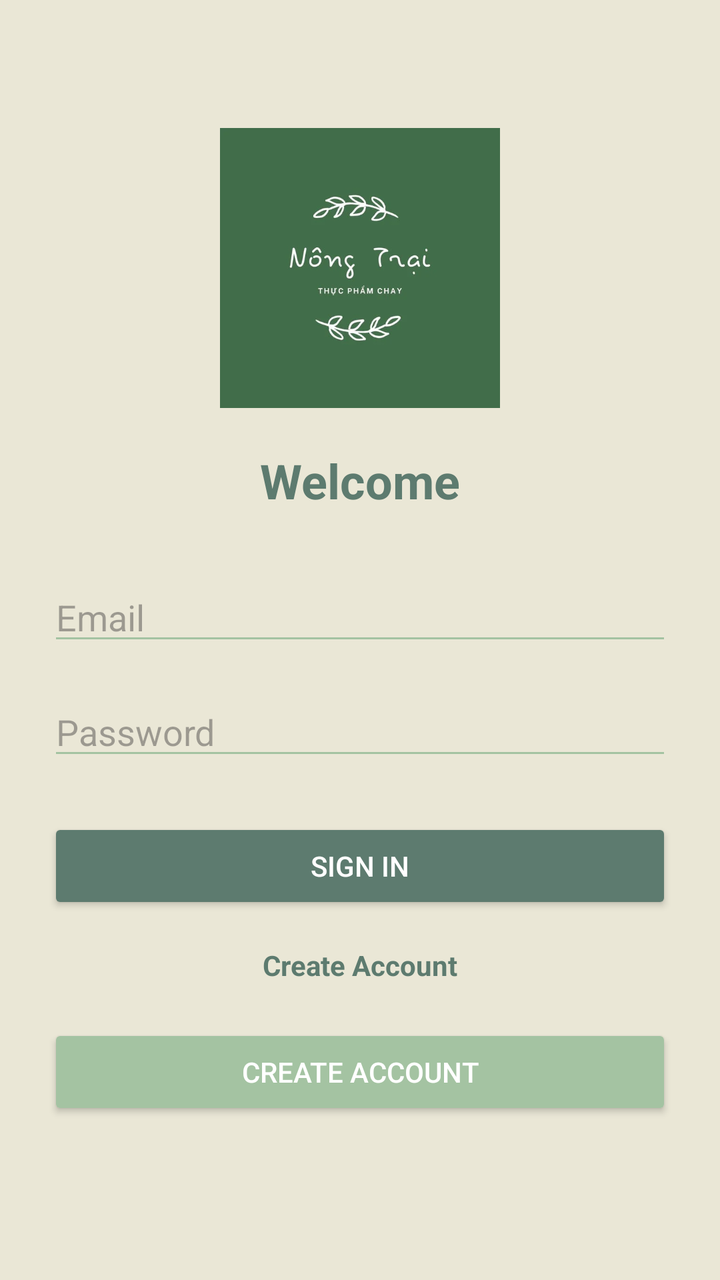
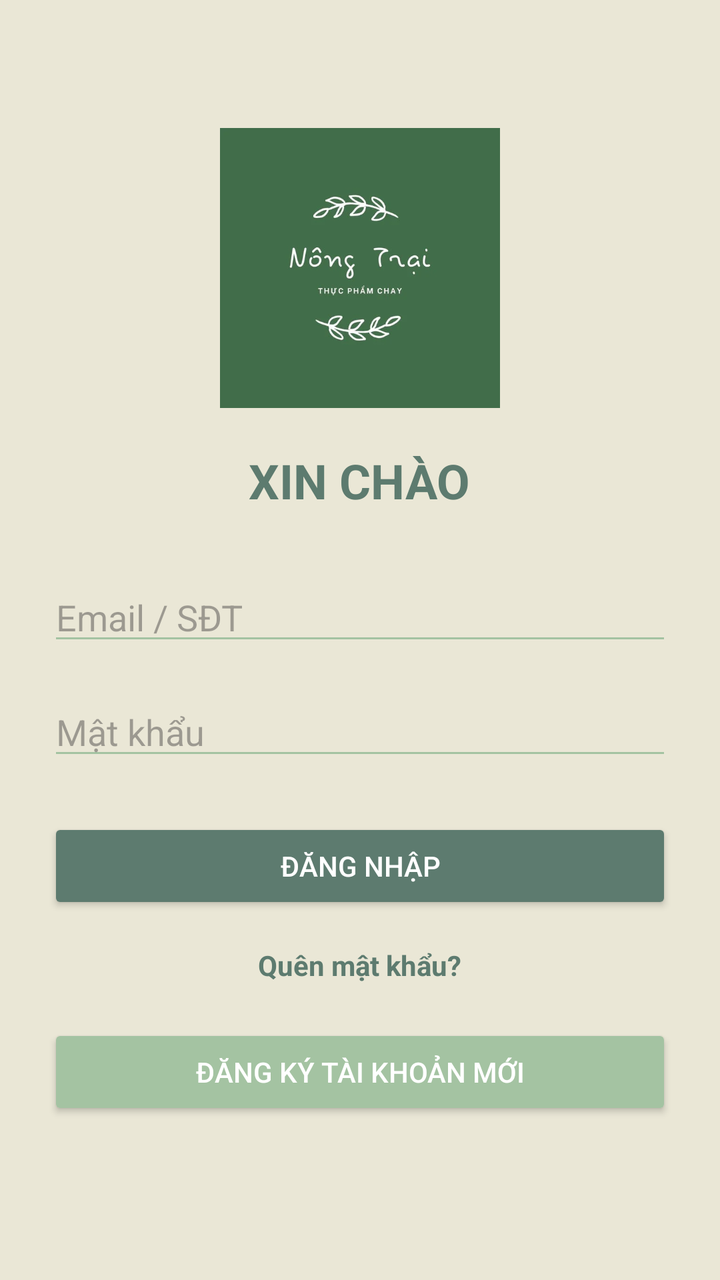

The first picture is an Android layout as it rendered before a commit; the second is the same layout after the commit. The layout source and the unified diff follow.
<!-- AndroidManifest.xml: application theme Theme.Nhap -->
<!-- res/layout/activity_login.xml -->
<?xml version="1.0" encoding="utf-8"?>
<LinearLayout
    xmlns:android="http://schemas.android.com/apk/res/android"
    android:layout_width="match_parent"
    android:layout_height="match_parent"
    android:background="#EAE7D6"
    android:orientation="vertical"
    android:padding="24dp">

    

    
    <ImageView
        android:id="@+id/logo"
        android:layout_width="140dp"
        android:layout_height="140dp"
        android:layout_gravity="center"
        android:layout_marginTop="40dp"
        android:layout_marginBottom="20dp"
        android:contentDescription="Logo"
        android:scaleType="centerCrop"
        android:src="@drawable/logo" />

    <TextView
        android:id="@+id/welcomeText"
        android:layout_width="wrap_content"
        android:layout_height="wrap_content"
        android:text="Welcome"
        android:textSize="24sp"
        android:textStyle="bold"
        android:textColor="#5D7B6F"
        android:layout_gravity="center"
        android:layout_marginBottom="30dp" />

    
    <EditText
        android:id="@+id/emailInput"
        android:layout_width="match_parent"
        android:layout_height="wrap_content"
        android:hint="Email"
        android:backgroundTint="#A4C3A2"
        android:inputType="textEmailAddress"
        android:layout_marginBottom="16dp" />

    
    <EditText
        android:id="@+id/passwordInput"
        android:layout_width="match_parent"
        android:layout_height="wrap_content"
        android:hint="Password"
        android:backgroundTint="#A4C3A2"
        android:inputType="textPassword"
        android:layout_marginBottom="24dp" />

    
    <Button
        android:id="@+id/btnSignIn"
        android:layout_width="match_parent"
        android:layout_height="wrap_content"
        android:text="Sign In"
        android:textColor="#FFFFFF"
        android:backgroundTint="#5D7B6F"
        android:layout_marginBottom="16dp" />

    
    <TextView
        android:id="@+id/txtCreateAccount"
        android:layout_width="wrap_content"
        android:layout_height="wrap_content"
        android:text="Create Account"
        android:textColor="#5D7B6F"
        android:textStyle="bold"
        android:layout_gravity="center" />
    
    <Button
        android:id="@+id/btnCreateAccount"
        android:layout_width="match_parent"
        android:layout_height="wrap_content"
        android:text="Create Account"
        android:textColor="#FFFFFF"
        android:backgroundTint="#A4C3A2"
        android:layout_marginTop="20dp" />
</LinearLayout>
<!-- resources referenced by this layout -->
<resources>
  <!-- drawable logo: jpg bitmap (drawable, 10114 bytes) -->
  <style name="Theme.Nhap" parent="Base.Theme.Nhap" />
  <style name="Base.Theme.Nhap" parent="Theme.Material3.DayNight.NoActionBar">
          
          
      </style>
</resources>

<!-- the commit's change to res/layout/activity_login.xml (unified diff, before → after) -->
@@ -25,7 +25,7 @@
         android:id="@+id/welcomeText"
         android:layout_width="wrap_content"
         android:layout_height="wrap_content"
-        android:text="Welcome"
+        android:text="XIN CHÀO"
         android:textSize="24sp"
         android:textStyle="bold"
         android:textColor="#5D7B6F"
@@ -37,7 +37,7 @@
         android:id="@+id/emailInput"
         android:layout_width="match_parent"
         android:layout_height="wrap_content"
-        android:hint="Email"
+        android:hint="Email / SĐT"
         android:backgroundTint="#A4C3A2"
         android:inputType="textEmailAddress"
         android:layout_marginBottom="16dp" />
@@ -47,7 +47,7 @@
         android:id="@+id/passwordInput"
         android:layout_width="match_parent"
         android:layout_height="wrap_content"
-        android:hint="Password"
+        android:hint="Mật khẩu"
         android:backgroundTint="#A4C3A2"
         android:inputType="textPassword"
         android:layout_marginBottom="24dp" />
@@ -57,7 +57,7 @@
         android:id="@+id/btnSignIn"
         android:layout_width="match_parent"
         android:layout_height="wrap_content"
-        android:text="Sign In"
+        android:text="ĐĂNG NHẬP"
         android:textColor="#FFFFFF"
         android:backgroundTint="#5D7B6F"
         android:layout_marginBottom="16dp" />
@@ -67,7 +67,7 @@
         android:id="@+id/txtCreateAccount"
         android:layout_width="wrap_content"
         android:layout_height="wrap_content"
-        android:text="Create Account"
+        android:text="Quên mật khẩu?"
         android:textColor="#5D7B6F"
         android:textStyle="bold"
         android:layout_gravity="center" />
@@ -76,7 +76,7 @@
         android:id="@+id/btnCreateAccount"
         android:layout_width="match_parent"
         android:layout_height="wrap_content"
-        android:text="Create Account"
+        android:text="ĐĂNG KÝ TÀI KHOẢN MỚI"
         android:textColor="#FFFFFF"
         android:backgroundTint="#A4C3A2"
         android:layout_marginTop="20dp" />
